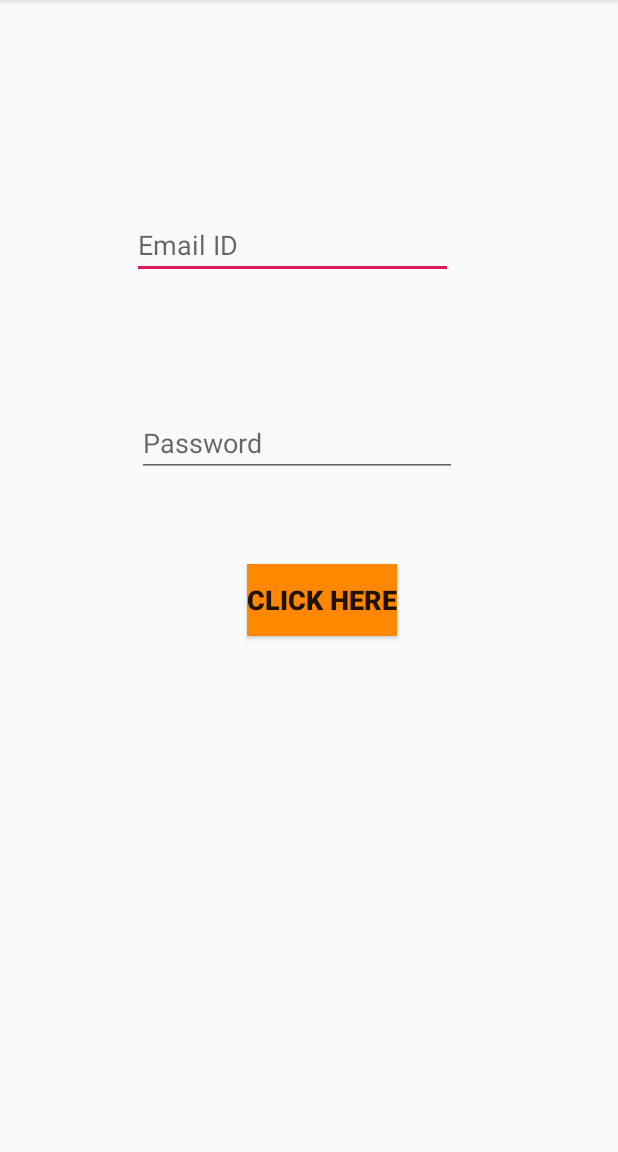
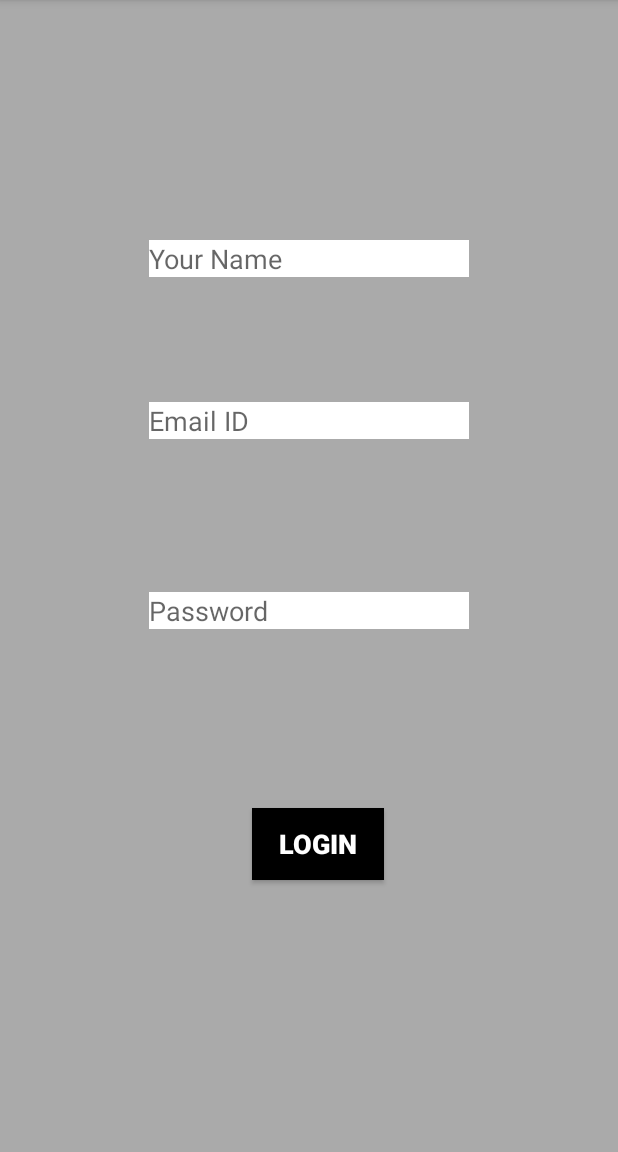
Before and after one commit to nayakashutosh9/student_info, an Android app: the screen it shows after launch (MainActivity), on a phone screen of 412 x 824 dp, the part 84-1236 px from its top. Run offline under Robolectric (Android 15) with nearby library versions, the phone set to English and light mode, and no system bars.

Commit message:
added message in login page

```diff
--- a/app/src/main/java/com/example/interactivitydemo/MainActivity.java
+++ b/app/src/main/java/com/example/interactivitydemo/MainActivity.java
@@ -6,6 +6,7 @@ import android.os.Bundle;
 import android.util.Log;
 import android.view.View;
 import android.widget.EditText;
+import android.widget.Toast;
 
 public class MainActivity extends AppCompatActivity {
 
@@ -14,9 +15,12 @@ public class MainActivity extends AppCompatActivity {
     public void clickFunction(View view){
         EditText nameEditText2= (EditText)findViewById(R.id.nameEditText2);
         EditText nameEditText3= (EditText)findViewById(R.id.nameEditText3);
+        EditText nameEditText4= (EditText)findViewById(R.id.nameEditText4);
         Log.i( "Info", "It Worked!!");
         Log.i("Email",nameEditText2.getText().toString());
         Log.i("Password", nameEditText3.getText().toString());
+        Log.i("Name",nameEditText4.getText().toString());
+        Toast.makeText(this,"Hello "+nameEditText4.getText().toString(),Toast.LENGTH_SHORT).show();
     }
 
     @Override
--- a/app/src/main/res/layout/activity_main.xml
+++ b/app/src/main/res/layout/activity_main.xml
@@ -4,6 +4,7 @@
     xmlns:tools="http://schemas.android.com/tools"
     android:layout_width="match_parent"
     android:layout_height="match_parent"
+    android:background="@android:color/darker_gray"
     tools:context=".MainActivity">
 
     <Button
@@ -15,34 +16,34 @@
         android:layout_marginTop="339dp"
         android:layout_marginEnd="156dp"
         android:layout_marginRight="156dp"
-        android:layout_marginBottom="344dp"
-        android:background="@android:color/holo_orange_dark"
+        android:layout_marginBottom="25dp"
+        android:background="@android:color/background_dark"
         android:lineSpacingExtra="8sp"
         android:onClick="clickFunction"
-        android:text="Click Here"
+        android:text="Login"
+        android:textColor="@android:color/background_light"
         android:textSize="18sp"
         android:textStyle="bold"
         app:layout_constraintBottom_toBottomOf="parent"
         app:layout_constraintEnd_toEndOf="parent"
-        app:layout_constraintHorizontal_bias="0.25"
+        app:layout_constraintHorizontal_bias="1.0"
         app:layout_constraintStart_toStartOf="parent"
         app:layout_constraintTop_toTopOf="parent"
-        app:layout_constraintVertical_bias="1.0" />
+        app:layout_constraintVertical_bias="0.561" />
 
     <EditText
         android:id="@+id/nameEditText2"
         android:layout_width="0dp"
         android:layout_height="wrap_content"
-        android:layout_marginStart="88dp"
-        android:layout_marginLeft="88dp"
-        android:layout_marginTop="144dp"
-        android:layout_marginEnd="110dp"
-        android:layout_marginRight="110dp"
-        android:layout_marginBottom="43dp"
+        android:layout_marginStart="99dp"
+        android:layout_marginLeft="99dp"
+        android:layout_marginTop="268dp"
+        android:layout_marginEnd="99dp"
+        android:layout_marginRight="99dp"
+        android:background="@android:color/background_light"
         android:ems="10"
         android:hint="Email ID"
         android:inputType="textEmailAddress"
-        app:layout_constraintBottom_toTopOf="@+id/nameEditText3"
         app:layout_constraintEnd_toEndOf="parent"
         app:layout_constraintStart_toStartOf="parent"
         app:layout_constraintTop_toTopOf="parent" />
@@ -51,18 +52,39 @@
         android:id="@+id/nameEditText3"
         android:layout_width="wrap_content"
         android:layout_height="wrap_content"
-        android:layout_marginStart="91dp"
-        android:layout_marginLeft="91dp"
+        android:layout_marginStart="99dp"
+        android:layout_marginLeft="99dp"
         android:layout_marginTop="43dp"
-        android:layout_marginEnd="107dp"
-        android:layout_marginRight="107dp"
-        android:layout_marginBottom="62dp"
+        android:layout_marginEnd="99dp"
+        android:layout_marginRight="99dp"
+        android:layout_marginBottom="32dp"
+        android:background="@android:color/background_light"
         android:ems="10"
         android:hint="Password"
         android:inputType="textPassword"
         app:layout_constraintBottom_toTopOf="@+id/button"
         app:layout_constraintEnd_toEndOf="parent"
         app:layout_constraintStart_toStartOf="parent"
-        app:layout_constraintTop_toBottomOf="@+id/nameEditText2" />
+        app:layout_constraintTop_toBottomOf="@+id/nameEditText2"
+        app:layout_constraintVertical_bias="0.404" />
+
+    <EditText
+        android:id="@+id/nameEditText4"
+        style="@style/Widget.AppCompat.AutoCompleteTextView"
+        android:layout_width="wrap_content"
+        android:layout_height="wrap_content"
+        android:layout_marginStart="99dp"
+        android:layout_marginLeft="99dp"
+        android:layout_marginTop="160dp"
+        android:layout_marginEnd="99dp"
+        android:layout_marginRight="99dp"
+        android:background="@android:color/background_light"
+        android:ems="10"
+        android:hint="Your Name"
+        android:inputType="textPersonName"
+        android:textAppearance="@style/TextAppearance.AppCompat.Medium"
+        app:layout_constraintEnd_toEndOf="parent"
+        app:layout_constraintStart_toStartOf="parent"
+        app:layout_constraintTop_toTopOf="parent" />
 
 </androidx.constraintlayout.widget.ConstraintLayout>
```
Also changed, not shown: 1 other file.
